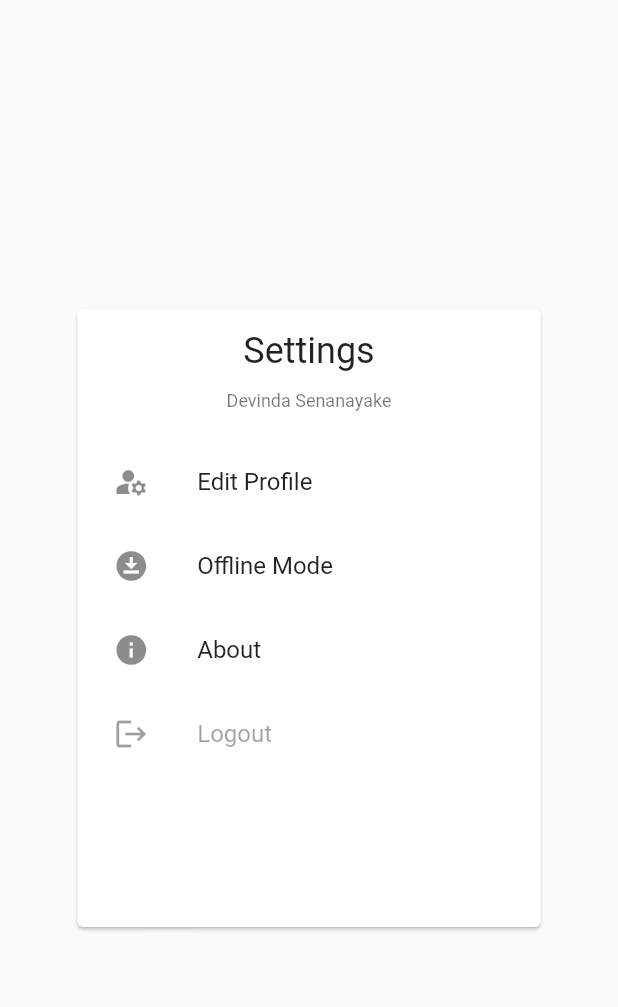
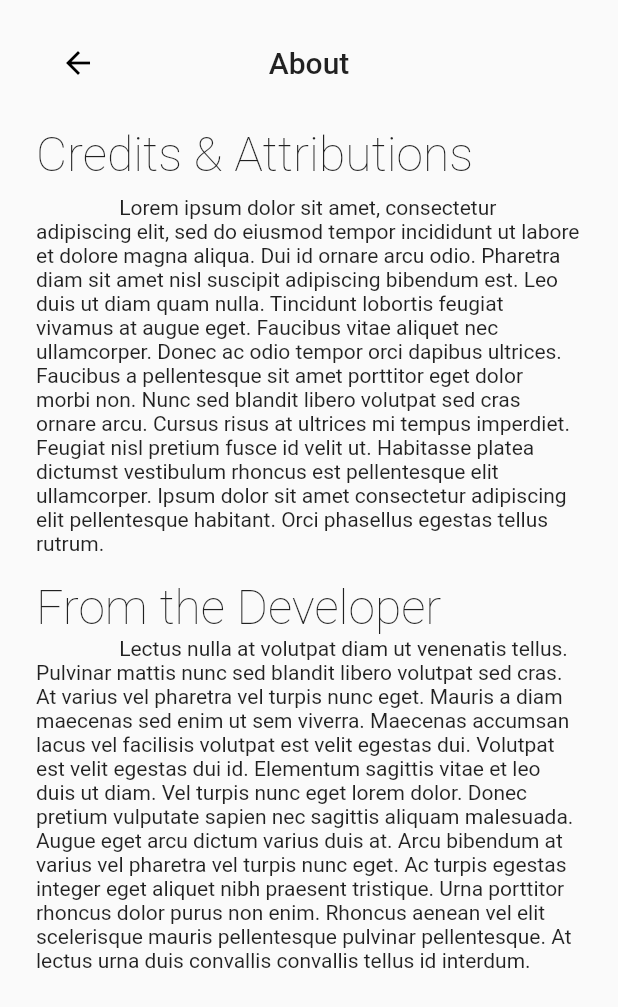
Before and after one commit to dca123/hitchspots, a Flutter app: the SettingsCard widget shown alone on an empty page, opened directly, after a tap on "About", on a phone screen of 412 x 824 dp. Shown: the top 1007 px of the screen. Run offline on Flutter 3.47's test engine with Material 2 defaults, Android fonts, the light colour scheme and no system bars; our stand-ins replace auto_size_text, cloud_firestore, device_preview, dio, firebase_auth, firebase_core and 12 more; missing offline and left inert: geoflutterfire2, google_maps_cluster_manager; accounts and stored records are empty.

Commit message:
feat(widgets/settings): :sparkles: Added about page toolTipWrapper

```diff
--- a/lib/widgets/settings/settings_modal.dart
+++ b/lib/widgets/settings/settings_modal.dart
@@ -1,13 +1,19 @@
 import 'package:flutter/material.dart';
+import 'package:hitchspots/pages/edit_profile_page.dart';
 import 'package:hitchspots/services/authentication.dart';
 import 'package:provider/provider.dart';
 
-class SettingsCard extends StatelessWidget {
+class SettingsCard extends StatefulWidget {
   const SettingsCard({
     Key? key,
   }) : super(key: key);
 
-  Widget titleWidget(context) => Flexible(
+  @override
+  _SettingsCardState createState() => _SettingsCardState();
+}
+
+class _SettingsCardState extends State<SettingsCard> {
+  Widget titleWidget(context, displayName) => Flexible(
         flex: 1,
         child: Column(
           mainAxisAlignment: MainAxisAlignment.spaceAround,
@@ -22,7 +28,7 @@ class SettingsCard extends StatelessWidget {
             Flexible(
               fit: FlexFit.tight,
               child: Text(
-                "Devinda Senanayake",
+                displayName,
                 style: Theme.of(context).textTheme.caption,
               ),
             ),
@@ -30,8 +36,26 @@ class SettingsCard extends StatelessWidget {
         ),
       );
 
+  Widget loginToolipIfLoggedOut(
+      {required Widget child, required bool isLoggedIn}) {
+    if (isLoggedIn) {
+      return child;
+    } else {
+      return Tooltip(
+        message: "You have to be logged in",
+        child: child,
+      );
+    }
+  }
+
   @override
   Widget build(BuildContext context) {
+    String displayName =
+        Provider.of<AuthenticationState>(context, listen: false).displayName ??
+            "";
+    bool isLoggedIn =
+        Provider.of<AuthenticationState>(context, listen: false).loginState ==
+            LoginState.loggedIn;
     return Center(
       child: Card(
         child: Container(
@@ -43,35 +67,55 @@ class SettingsCard extends StatelessWidget {
                 crossAxisAlignment: CrossAxisAlignment.center,
                 mainAxisAlignment: MainAxisAlignment.spaceBetween,
                 children: [
-                  titleWidget(context),
+                  titleWidget(context, displayName),
                   Expanded(
                     flex: 4,
                     child: Column(
                       children: [
-                        ListTile(
+                        loginToolipIfLoggedOut(
+                          isLoggedIn: isLoggedIn,
+                          child: ListTile(
                             title: Text("Edit Profile"),
                             leading: Icon(Icons.manage_accounts),
-                          onTap: () => {},
+                            enabled: isLoggedIn,
+                            onTap: () {
+                              Navigator.of(context).push(MaterialPageRoute(
+                                  builder: (BuildContext buildContext) {
+                                return EditProfilePage();
+                              }));
+                            },
+                          ),
                         ),
                         ListTile(
                           title: Text("Offline Mode"),
                           leading: Icon(Icons.download_for_offline),
+                          enabled: false,
                           onTap: () => {},
                         ),
                         ListTile(
                           title: Text("About"),
                           leading: Icon(Icons.info),
-                          onTap: () => {},
+                          onTap: () {
+                            Navigator.of(context).push(MaterialPageRoute(
+                                builder: (BuildContext buildContext) {
+                              return AboutPage();
+                            }));
+                          },
                         ),
-                        ListTile(
+                        loginToolipIfLoggedOut(
+                          isLoggedIn: isLoggedIn,
+                          child: ListTile(
                             title: Text("Logout"),
                             leading: Icon(Icons.logout),
-                          enabled: false,
+                            enabled: isLoggedIn,
                             onTap: () {
+                              setState(() {
                                 Provider.of<AuthenticationState>(context,
                                         listen: false)
                                     .logout();
+                              });
                             },
+                          ),
                         ),
                       ],
                     ),
@@ -83,3 +127,66 @@ class SettingsCard extends StatelessWidget {
     );
   }
 }
+
+class AboutPage extends StatelessWidget {
+  const AboutPage({
+    Key? key,
+  }) : super(key: key);
+
+  @override
+  Widget build(BuildContext context) {
+    return LayoutBuilder(builder: (context, constraints) {
+      return Scaffold(
+        body: Container(
+          padding: EdgeInsets.symmetric(horizontal: 24),
+          child: SingleChildScrollView(
+            child: Column(
+              crossAxisAlignment: CrossAxisAlignment.start,
+              children: [
+                AppBar(
+                  backgroundColor: Theme.of(context).canvasColor,
+                  elevation: 0,
+                  toolbarHeight: 84,
+                  leading: IconButton(
+                    icon: const Icon(Icons.arrow_back),
+                    onPressed: () {
+                      Navigator.pop(context);
+                    },
+                    color: Colors.black,
+                  ),
+                  title: Text(
+                    "About",
+                    style: Theme.of(context).textTheme.headline6,
+                  ),
+                  centerTitle: true,
+                  actions: [],
+                ),
+                Text(
+                  "Credits & Attributions",
+                  style: TextStyle(
+                    fontSize: 32,
+                    fontWeight: FontWeight.w100,
+                  ),
+                  textAlign: TextAlign.left,
+                ),
+                SizedBox(height: 8),
+                //TODO : Add relevant text here
+                Text("""
+                Lorem ipsum dolor sit amet, consectetur adipiscing elit, sed do eiusmod tempor incididunt ut labore et dolore magna aliqua. Dui id ornare arcu odio. Pharetra diam sit amet nisl suscipit adipiscing bibendum est. Leo duis ut diam quam nulla. Tincidunt lobortis feugiat vivamus at augue eget. Faucibus vitae aliquet nec ullamcorper. Donec ac odio tempor orci dapibus ultrices. Faucibus a pellentesque sit amet porttitor eget dolor morbi non. Nunc sed blandit libero volutpat sed cras ornare arcu. Cursus risus at ultrices mi tempus imperdiet. Feugiat nisl pretium fusce id velit ut. Habitasse platea dictumst vestibulum rhoncus est pellentesque elit ullamcorper. Ipsum dolor sit amet consectetur adipiscing elit pellentesque habitant. Orci phasellus egestas tellus rutrum.
+                """),
+                Text("From the Developer",
+                    style: TextStyle(
+                      fontSize: 32,
+                      fontWeight: FontWeight.w100,
+                    )),
+                Text("""
+                Lectus nulla at volutpat diam ut venenatis tellus. Pulvinar mattis nunc sed blandit libero volutpat sed cras. At varius vel pharetra vel turpis nunc eget. Mauris a diam maecenas sed enim ut sem viverra. Maecenas accumsan lacus vel facilisis volutpat est velit egestas dui. Volutpat est velit egestas dui id. Elementum sagittis vitae et leo duis ut diam. Vel turpis nunc eget lorem dolor. Donec pretium vulputate sapien nec sagittis aliquam malesuada. Augue eget arcu dictum varius duis at. Arcu bibendum at varius vel pharetra vel turpis nunc eget. Ac turpis egestas integer eget aliquet nibh praesent tristique. Urna porttitor rhoncus dolor purus non enim. Rhoncus aenean vel elit scelerisque mauris pellentesque pulvinar pellentesque. At lectus urna duis convallis convallis tellus id interdum.
+                """),
+              ],
+            ),
+          ),
+        ),
+      );
+    });
+  }
+}
```
Lines whose indentation alone changed are shown as unchanged.
